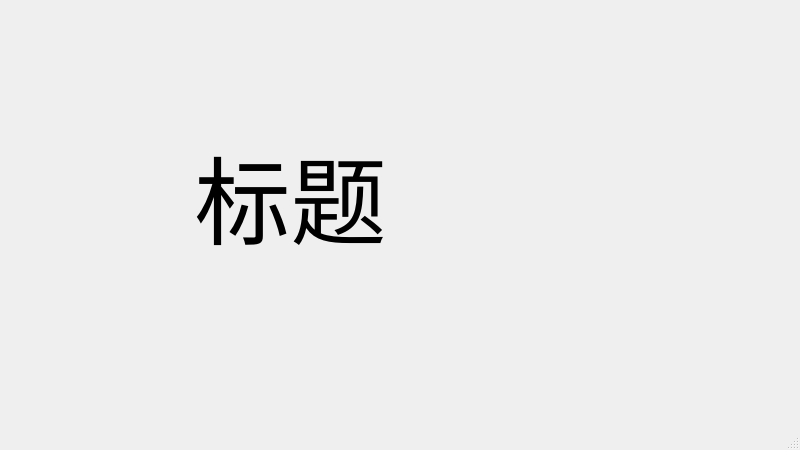
First picture: the form in startmenu.ui, repository expliyh/GenshinXXL, before the edit.
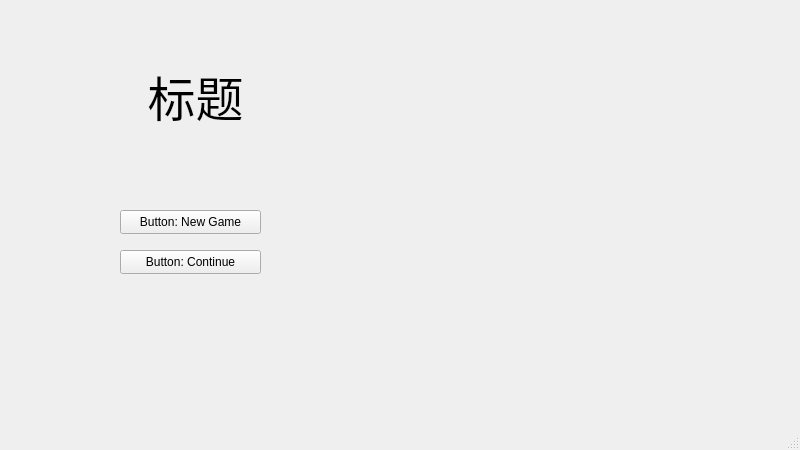
Second picture: the form after the edit.

Commit message: 美化开始界面

```diff
--- a/startmenu.ui
+++ b/startmenu.ui
@@ -17,15 +17,15 @@
    <widget class="QLabel" name="title">
     <property name="geometry">
      <rect>
-      <x>120</x>
-      <y>80</y>
-      <width>341</width>
-      <height>231</height>
+      <x>130</x>
+      <y>60</y>
+      <width>131</width>
+      <height>71</height>
      </rect>
     </property>
     <property name="font">
      <font>
-      <pointsize>72</pointsize>
+      <pointsize>36</pointsize>
      </font>
     </property>
     <property name="text">
@@ -35,6 +35,41 @@
      <set>Qt::AlignCenter</set>
     </property>
    </widget>
+   <widget class="QPushButton" name="newGameButton">
+    <property name="geometry">
+     <rect>
+      <x>120</x>
+      <y>210</y>
+      <width>141</width>
+      <height>24</height>
+     </rect>
+    </property>
+    <property name="cursor">
+     <cursorShape>CrossCursor</cursorShape>
+    </property>
+    <property name="text">
+     <string>Button: New Game</string>
+    </property>
+    <property name="autoDefault">
+     <bool>false</bool>
+    </property>
+   </widget>
+   <widget class="QPushButton" name="continueButton">
+    <property name="geometry">
+     <rect>
+      <x>120</x>
+      <y>250</y>
+      <width>141</width>
+      <height>24</height>
+     </rect>
+    </property>
+    <property name="cursor">
+     <cursorShape>CrossCursor</cursorShape>
+    </property>
+    <property name="text">
+     <string>Button: Continue</string>
+    </property>
+   </widget>
   </widget>
   <widget class="QMenuBar" name="menubar">
    <property name="geometry">
```
Left out of the diff: 6 changed lines with no effect on the pictures. The commit also changes 4 other files.
